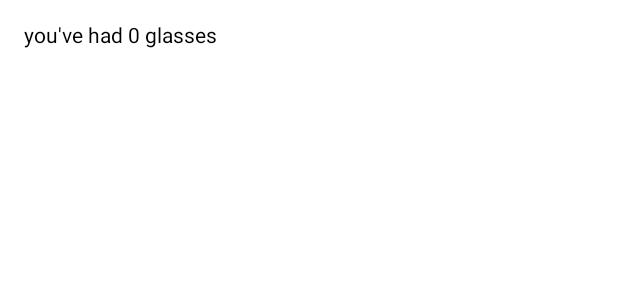
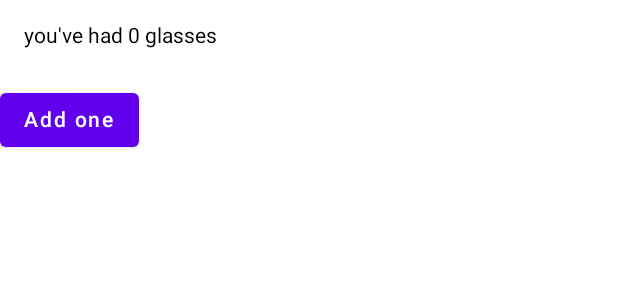
Before and after one commit to HongJeWon/compose_state_study, an Android app built with Jetpack Compose: the @Preview function PreViewWellnessScreen, on a phone screen of 412 x 824 dp. Shown: the top 300 px of the screen. Run offline under Robolectric (Android 15) with nearby library versions, the phone set to English and light mode, and no system bars.

Commit message:
create Add Count Button

```diff
--- a/app/src/main/java/com/example/basicstatemycode/MainActivity.kt
+++ b/app/src/main/java/com/example/basicstatemycode/MainActivity.kt
@@ -3,8 +3,10 @@ package com.example.basicstatemycode
 import android.os.Bundle
 import androidx.activity.ComponentActivity
 import androidx.activity.compose.setContent
+import androidx.compose.foundation.layout.Column
 import androidx.compose.foundation.layout.fillMaxSize
 import androidx.compose.foundation.layout.padding
+import androidx.compose.material.Button
 import androidx.compose.material.MaterialTheme
 import androidx.compose.material.Surface
 import androidx.compose.material.Text
@@ -34,10 +36,15 @@ class MainActivity : ComponentActivity() {
 @Composable
 fun WaterCounter(modifier: Modifier = Modifier) {
     val count = 0
-    Text(
-        text = "you've had $count glasses",
-        modifier = modifier.padding(16.dp)
-    )
+    Column {
+        Text(
+            text = "you've had $count glasses",
+            modifier = modifier.padding(16.dp)
+        )
+        Button(onClick = {}, modifier = Modifier.padding(top = 8.dp)) {
+            Text(text = "Add one")
+        }
+    }
 
 }
 
```
